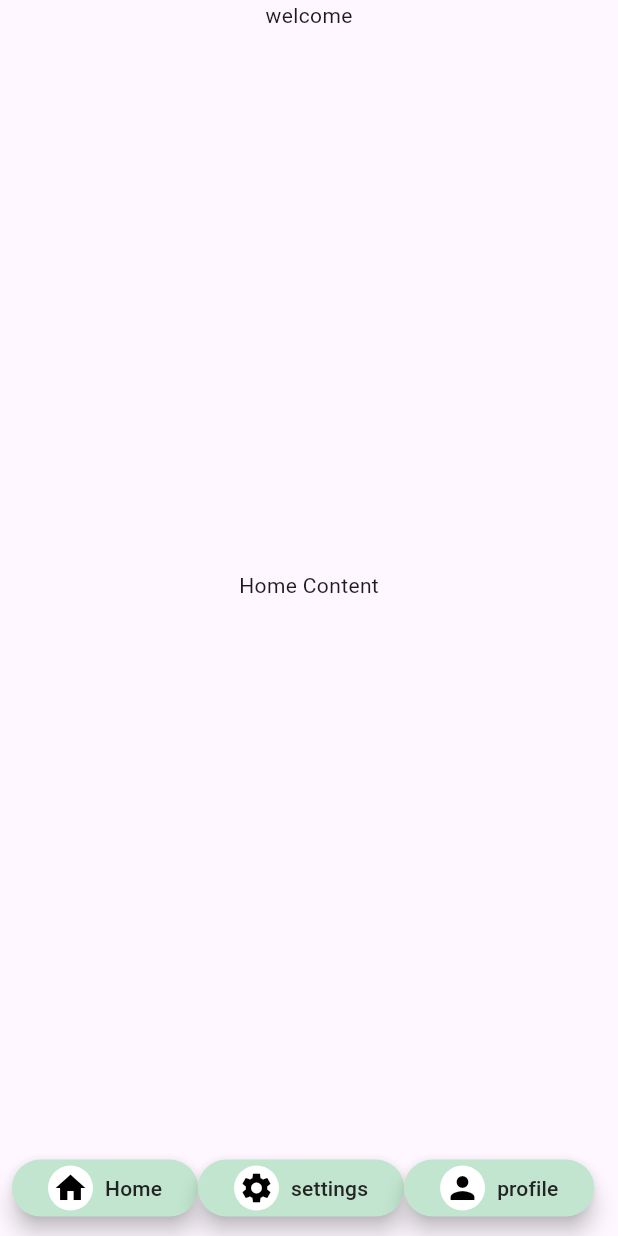
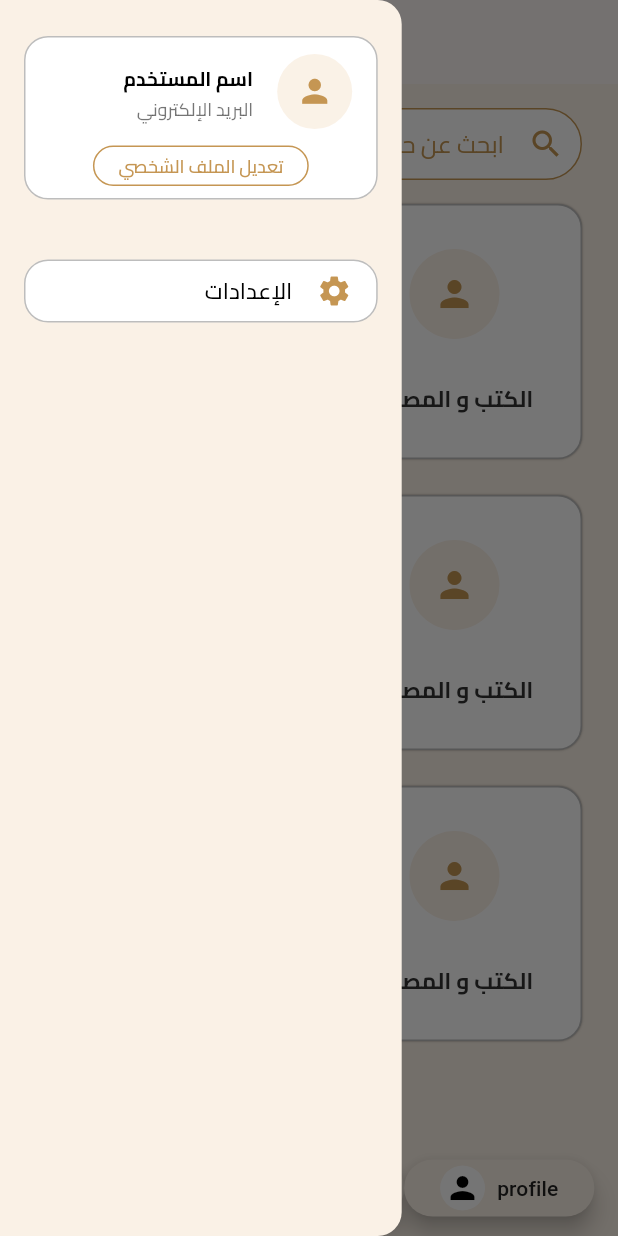
Before and after one commit to HaniHankoul/newer_version_of_hadith_app, a Flutter app: the screen it shows after launch, with the side drawer open (before the commit the screen has no drawer), on a phone screen of 412 x 824 dp. Run offline on Flutter 3.47's test engine with Material 3 defaults, Android fonts, the phone set to English and light mode, and no system bars; our stand-ins replace flutter_bloc, go_router.

Commit message:
home screen

```diff
--- a/lib/app/core/app_theme.dart
+++ b/lib/app/core/app_theme.dart
@@ -33,20 +33,21 @@ const darkText = Color(0xFFE0E6FF); // Soft Blue-Gray
 
 class AppColors {
   // App theme colors
-  static const Color primary = Color(0xff53B578);
-  static const Color primaryLight = Color.fromARGB(255, 193, 229, 206);
-  static const Color secondary = Color(0xFFF5F5F5);
-  static const Color accent = Color(0xFFE9E9E9);
+  static const Color primary = Color(0xffC59653);
+  static const Color primaryLight = Color(0xFFFAF1E6);
+  static const Color secondary = Color(0xffFFFFFF);
+  static const Color accent = Color(0xFFFFF1E1);
   static const Color highlighted = Color(0xFFEBF6FA);
   // Text colors
   static const Color textPrimary = Color(0xFF333333);
+  static const Color textPrimaryDark = Color(0xff795C2C);
   static const Color textSecondary = Color(0xFF6C757D);
   static const Color textWhite = Colors.white;
 
   // Background colors
-  static const Color light = Color(0xFFF6F6F6);
+  static const Color light = Color(0xFFFAF1E6);
   static const Color dark = Color(0xFF272727);
-  static const Color primaryBackground = Color(0xFFF3F5FF);
+  static const Color primaryBackground = Color(0xFFFAF1E6);
 
   // Background Container colors
   static const Color lightContainer = Color(0xFFF6F6F6);
--- a/lib/app/core/helper/general_sizes.dart
+++ b/lib/app/core/helper/general_sizes.dart
@@ -23,3 +23,27 @@ const double borderRadiusM = 16.0;
 const double borderRadiusL = 24.0;
 
 class ScreenSizes {}
+
+Widget horizontalSmallSpacing() {
+  return SizedBox(width: GeneralSizes.small);
+}
+
+Widget horizontalMediumSpacing() {
+  return SizedBox(width: GeneralSizes.medium);
+}
+
+Widget horizontalLargeSpacing() {
+  return SizedBox(width: GeneralSizes.large);
+}
+
+Widget verticalSmallSpacing() {
+  return SizedBox(height: GeneralSizes.small);
+}
+
+Widget verticalMediumSpacing() {
+  return SizedBox(height: GeneralSizes.medium);
+}
+
+Widget verticalLargeSpacing() {
+  return SizedBox(height: GeneralSizes.large);
+}
--- a/lib/app/core/navigation/logic/navigation_cubit.dart
+++ b/lib/app/core/navigation/logic/navigation_cubit.dart
@@ -1,11 +1,10 @@
 import 'package:flutter_bloc/flutter_bloc.dart';
 
-enum NavigationState { home, search, profile, settings, notification }
+enum NavigationState { home, profile, settings, questions, favourites }
 
 class NavigationCubit extends Cubit<NavigationState> {
   NavigationCubit() : super(NavigationState.home);
   void navigate(NavigationState state) {
     emit(state);
-    print('navigating to $state');
   }
 }
--- /dev/null
+++ b/lib/app/core/widgets/custom_drawer.dart
@@ -0,0 +1,186 @@
+import 'package:flutter/material.dart';
+
+import '../app_theme.dart';
+import '../helper/general_sizes.dart';
+import 'custom_text.dart';
+
+class CustomDrawer extends StatelessWidget {
+  const CustomDrawer({super.key});
+
+  @override
+  Widget build(BuildContext context) {
+    return Drawer(
+      width: MediaQuery.of(context).size.width * .65,
+      backgroundColor: AppColors.primaryLight,
+      child: SafeArea(
+        child: Column(
+          children: [
+            Padding(
+              padding: const EdgeInsets.symmetric(
+                horizontal: GeneralSizes.medium,
+                vertical: GeneralSizes.large,
+              ),
+              child: Container(
+                padding: EdgeInsets.only(bottom: GeneralSizes.small),
+                width: double.infinity,
+                decoration: BoxDecoration(
+                  color: Colors.white,
+                  border: Border.all(color: Colors.black26),
+                  borderRadius: BorderRadius.circular(GeneralSizes.medium),
+                ),
+                child: Column(
+                  children: [
+                    Directionality(
+                      textDirection: TextDirection.rtl,
+                      child: ListTile(
+                        leading: CircleAvatar(
+                          radius: 25,
+                          backgroundColor: AppColors.primaryLight.withAlpha(
+                            500,
+                          ),
+                          child: Icon(
+                            Icons.person,
+                            size: 25,
+                            color: AppColors.primary,
+                          ),
+                        ),
+                        title: CustomText(
+                          text: 'اسم المستخدم',
+                          color: Colors.black,
+                          fontSize: 13,
+                          fontWeight: FontWeight.bold,
+                        ),
+                        subtitle: CustomText(
+                          text: 'البريد الإلكتروني',
+                          color: Colors.black54,
+                          fontSize: 12,
+                          fontWeight: FontWeight.w500,
+                        ),
+                      ),
+                    ),
+                    Container(
+                      padding: EdgeInsets.symmetric(
+                        horizontal: GeneralSizes.medium,
+                        vertical: GeneralSizes.small / 2,
+                      ),
+                      decoration: BoxDecoration(
+                        borderRadius: BorderRadius.circular(GeneralSizes.large),
+                        border: Border.all(color: AppColors.primary),
+                      ),
+                      child: CustomText(
+                        text: 'تعديل الملف الشخصي',
+                        color: AppColors.primary,
+                        fontSize: 12,
+                        fontWeight: FontWeight.w500,
+                      ),
+                    ),
+                  ],
+                ),
+              ),
+            ),
+            Padding(
+              padding: const EdgeInsets.all(GeneralSizes.medium),
+              child: Container(
+                padding: EdgeInsets.symmetric(
+                  horizontal: GeneralSizes.medium,
+                  vertical: GeneralSizes.small,
+                ),
+                decoration: BoxDecoration(
+                  color: Colors.white,
+                  borderRadius: BorderRadius.circular(GeneralSizes.medium),
+                  border: Border.all(color: Colors.black26),
+                ),
+                child: Row(
+                  textDirection: .rtl,
+                  children: [
+                    Icon(Icons.settings, color: AppColors.primary),
+                    horizontalMediumSpacing(),
+                    CustomText(
+                      text: 'الإعدادات',
+                      color: Colors.black,
+                      fontSize: 15,
+                      fontWeight: FontWeight.w500,
+                    ),
+                  ],
+                ),
+              ),
+            ),
+          ],
+        ),
+      ),
+    );
+  }
+}
+
+// Widget customDrawer() {
+//   return Drawer(
+//     backgroundColor: AppColors.primaryLight,
+//     child: SafeArea(
+//       child: Column(
+//         children: [
+//           Padding(
+//             padding: const EdgeInsets.symmetric(
+//               horizontal: GeneralSizes.medium,
+//               vertical: GeneralSizes.large,
+//             ),
+//             child: Container(
+//               padding: EdgeInsets.only(bottom: GeneralSizes.small),
+//               width: double.infinity,
+//               decoration: BoxDecoration(
+//                 color: Colors.white,
+//                 border: Border.all(color: Colors.black26),
+//                 borderRadius: BorderRadius.circular(GeneralSizes.medium),
+//               ),
+//               child: Column(
+//                 children: [
+//                   Directionality(
+//                     textDirection: TextDirection.rtl,
+//                     child: ListTile(
+//                       leading: CircleAvatar(
+//                         radius: 25,
+//                         backgroundColor: AppColors.primaryLight.withAlpha(500),
+//                         child: Icon(
+//                           Icons.person,
+//                           size: 25,
+//                           color: AppColors.primary,
+//                         ),
+//                       ),
+//                       title: CustomText(
+//                         text: 'اسم المستخدم',
+//                         color: Colors.black,
+//                         fontSize: 13,
+//                         fontWeight: FontWeight.bold,
+//                       ),
+//                       subtitle: CustomText(
+//                         text: 'البريد الإلكتروني',
+//                         color: Colors.black54,
+//                         fontSize: 12,
+//                         fontWeight: FontWeight.w500,
+//                       ),
+//                     ),
+//                   ),
+//                   Container(
+//                     padding: EdgeInsets.symmetric(
+//                       horizontal: GeneralSizes.medium,
+//                       vertical: GeneralSizes.small / 2,
+//                     ),
+//                     decoration: BoxDecoration(
+//                       borderRadius: BorderRadius.circular(GeneralSizes.large),
+//                       border: Border.all(color: AppColors.primary),
+//                     ),
+//                     child: CustomText(
+//                       text: 'تعديل الملف الشخصي',
+//                       color: AppColors.primary,
+//                       fontSize: 12,
+//                       fontWeight: FontWeight.w500,
+//                     ),
+//                   ),
+//                 ],
+//               ),
+//             ),
+//           ),
+//         ],
+//       ),
+//     ),
+//   );
+// }
--- /dev/null
+++ b/lib/app/core/widgets/custom_text.dart
@@ -0,0 +1,30 @@
+import 'package:flutter/material.dart';
+
+import '../app_theme.dart';
+
+// ignore: must_be_immutable
+class CustomText extends StatelessWidget {
+  CustomText({
+    super.key,
+    required this.text,
+    this.color = AppColors.textPrimary,
+    this.fontSize = 20,
+    this.fontWeight = FontWeight.normal,
+  });
+  final String text;
+  Color color = AppColors.textPrimary;
+  double fontSize = 20;
+  FontWeight fontWeight = FontWeight.normal;
+  @override
+  Widget build(BuildContext context) {
+    return Text(
+      text,
+      style: TextStyle(
+        color: color,
+        fontSize: fontSize,
+        fontWeight: fontWeight,
+        fontFamily: 'cairo',
+      ),
+    );
+  }
+}
--- /dev/null
+++ b/lib/app/features/home_screen/UI/home_body.dart
@@ -0,0 +1,67 @@
+import 'package:flutter/material.dart';
+import 'package:hadith_app/app/core/helper/general_sizes.dart';
+import 'package:hadith_app/app/features/home_screen/UI/widgets/container_element.dart';
+
+import '../../../core/app_theme.dart';
+
+class HomeBody extends StatelessWidget {
+  const HomeBody({super.key});
+
+  @override
+  Widget build(BuildContext context) {
+    return Column(
+      children: [
+        Padding(
+          padding: const EdgeInsets.symmetric(
+            horizontal: GeneralSizes.large,
+            vertical: GeneralSizes.medium,
+          ),
+          child: Directionality(
+            textDirection: TextDirection.rtl,
+            child: TextFormField(
+              decoration: InputDecoration(
+                contentPadding: EdgeInsets.zero,
+                hintText: 'ابحث عن حديث',
+                hintStyle: TextStyle(
+                  color: AppColors.primary,
+                  fontFamily: "cairo",
+                ),
+                prefixIcon: Icon(Icons.search, color: AppColors.primary),
+                border: OutlineInputBorder(
+                  borderRadius: BorderRadius.circular(25),
+                  borderSide: BorderSide(color: AppColors.primary),
+                ),
+                enabledBorder: OutlineInputBorder(
+                  borderRadius: BorderRadius.circular(25),
+                  borderSide: BorderSide(color: AppColors.primary),
+                ),
+                focusedBorder: OutlineInputBorder(
+                  borderRadius: BorderRadius.circular(25),
+                  borderSide: BorderSide(color: AppColors.primary),
+                ),
+                filled: true,
+                fillColor: Colors.white,
+              ),
+            ),
+          ),
+        ),
+        GridView.count(
+          shrinkWrap: true,
+          physics: NeverScrollableScrollPhysics(),
+          crossAxisCount: 2,
+          mainAxisSpacing: GeneralSizes.large,
+          crossAxisSpacing: GeneralSizes.large,
+          padding: EdgeInsets.symmetric(horizontal: GeneralSizes.large),
+          children: [
+            ContainerElement(icon: Icons.book, title: "الأحاديث"),
+            ContainerElement(icon: Icons.person, title: "الكتب و المصادر"),
+            ContainerElement(icon: Icons.person, title: "الكتب و المصادر"),
+            ContainerElement(icon: Icons.person, title: "الكتب و المصادر"),
+            ContainerElement(icon: Icons.person, title: "الكتب و المصادر"),
+            ContainerElement(icon: Icons.person, title: "الكتب و المصادر"),
+          ],
+        ),
+      ],
+    );
+  }
+}
--- a/lib/app/features/home_screen/UI/home_screen.dart
+++ b/lib/app/features/home_screen/UI/home_screen.dart
@@ -1,8 +1,13 @@
 import 'package:flutter/material.dart';
 import 'package:flutter_bloc/flutter_bloc.dart';
+import 'package:hadith_app/app/core/app_theme.dart';
+import 'package:hadith_app/app/core/widgets/custom_drawer.dart';
+import 'package:hadith_app/app/core/widgets/custom_text.dart';
 
+import '../../../core/helper/general_sizes.dart';
 import '../../../core/navigation/UI/navigation_panel.dart';
 import '../../../core/navigation/logic/navigation_cubit.dart';
+import 'home_body.dart';
 
 class HomeScreen extends StatelessWidget {
   const HomeScreen({super.key});
@@ -12,14 +17,30 @@ class HomeScreen extends StatelessWidget {
     return BlocBuilder<NavigationCubit, NavigationState>(
       builder: (context, state) {
         return Scaffold(
-          body: Column(
-            children: [
-              Center(child: Text('welcome')),
-              Expanded(
-                child: body(state),
-              ), // Spacer to push the navigation panel to the bottom
-              NavigationPanel(),
-            ],
+          backgroundColor: AppColors.primaryBackground,
+          appBar: PreferredSize(
+            preferredSize: Size.fromHeight(kToolbarHeight),
+            child: AppBar(
+              title: CustomText(
+                text: 'الرئيسية',
+                color: AppColors.primary,
+                fontSize: 20,
+                fontWeight: FontWeight.bold,
+              ),
+              elevation: 0,
+              centerTitle: true,
+              backgroundColor: Color(0xffFCF7F5),
+              shape: RoundedRectangleBorder(),
+            ),
+          ),
+          drawer: CustomDrawer(),
+          body: SafeArea(
+            child: Column(
+              children: [
+                Expanded(child: SingleChildScrollView(child: body(state))),
+                NavigationPanel(),
+              ],
+            ),
           ),
         );
       },
@@ -30,12 +51,14 @@ class HomeScreen extends StatelessWidget {
 Widget body(NavigationState state) {
   switch (state) {
     case NavigationState.home:
-      return Center(child: Text('Home Content'));
+      return HomeBody();
     case NavigationState.settings:
       return Center(child: Text('Settings Content'));
     case NavigationState.profile:
       return Center(child: Text('Profile Content'));
-    default:
-      return Center(child: Text('Unknown State'));
+    case NavigationState.questions:
+      return Center(child: Text('Questions Content'));
+    case NavigationState.favourites:
+      return Center(child: Text('Favourites Content'));
   }
 }
--- /dev/null
+++ b/lib/app/features/home_screen/UI/widgets/container_element.dart
@@ -0,0 +1,37 @@
+import 'package:flutter/material.dart';
+
+import '../../../../core/app_theme.dart';
+import '../../../../core/helper/general_sizes.dart';
+import '../../../../core/widgets/custom_text.dart';
+
+class ContainerElement extends StatelessWidget {
+  const ContainerElement({super.key, required this.icon, required this.title});
+  final IconData icon;
+  final String title;
+  @override
+  Widget build(BuildContext context) {
+    final screenWidth = MediaQuery.of(context).size.width;
+    final screenHeight = MediaQuery.of(context).size.height;
+    return Container(
+      height: screenHeight * .2,
+      width: screenWidth * .42,
+      decoration: BoxDecoration(
+        borderRadius: BorderRadius.circular(GeneralSizes.medium),
+        color: Colors.white,
+        border: BoxBorder.all(color: Colors.black26),
+        boxShadow: [BoxShadow(color: Colors.black45, blurRadius: .4)],
+      ),
+      child: Column(
+        mainAxisAlignment: MainAxisAlignment.spaceEvenly,
+        children: [
+          CircleAvatar(
+            radius: 30,
+            backgroundColor: AppColors.primaryLight.withAlpha(500),
+            child: Icon(icon, size: 28, color: AppColors.primary),
+          ),
+          CustomText(text: title, fontSize: 15, fontWeight: FontWeight.w700),
+        ],
+      ),
+    );
+  }
+}
--- a/lib/main.dart
+++ b/lib/main.dart
@@ -15,7 +15,10 @@ class MainApp extends StatelessWidget {
   Widget build(BuildContext context) {
     return BlocProvider(
       create: (context) => NavigationCubit(),
-      child: MaterialApp.router(routerConfig: router),
+      child: MaterialApp.router(
+        debugShowCheckedModeBanner: false,
+        routerConfig: router,
+      ),
     );
   }
 }
--- a/pubspec.yaml
+++ b/pubspec.yaml
@@ -20,3 +20,8 @@ dev_dependencies:
 
 flutter:
   uses-material-design: true
+
+  fonts:
+    - family: Cairo
+      fonts:
+        - asset: assets/fonts/cairo.ttf
```
Also changed, not shown: assets/fonts/cairo.ttf (added).
